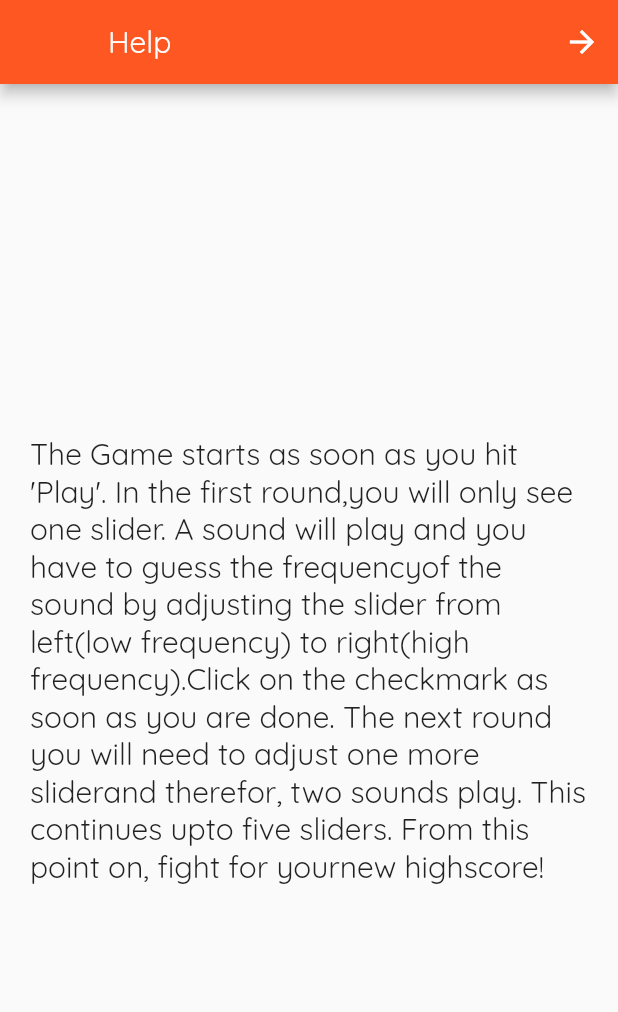
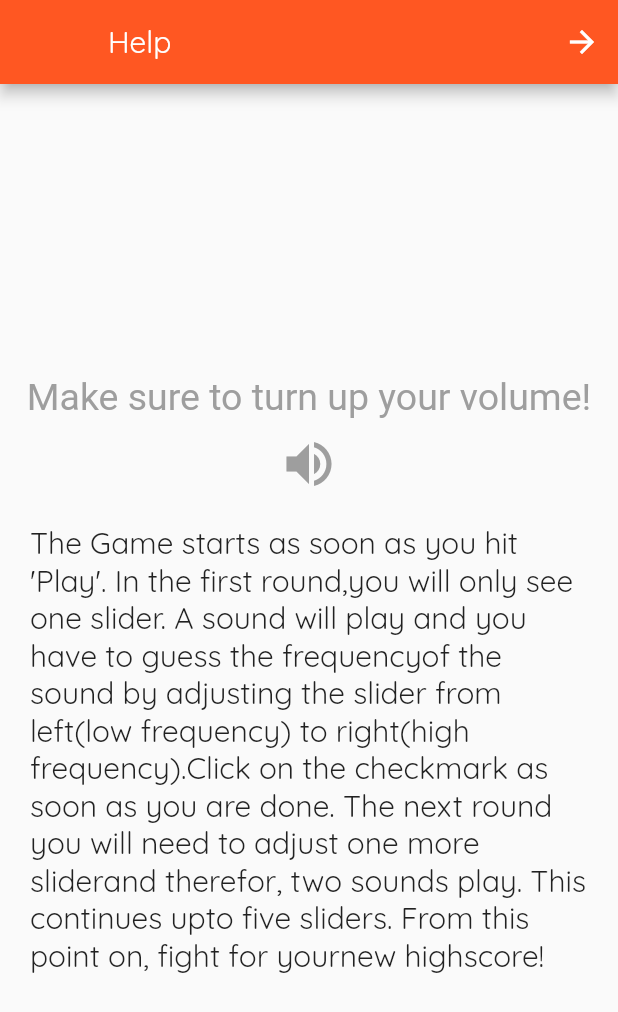
Before and after one commit to Rechunk/GuessThePitch, a Flutter app: the Help screen opened directly, on a phone screen of 412 x 824 dp. Shown: the top 1012 px of the screen. Run offline on Flutter 3.47's test engine with Material 2 defaults, Android fonts, the light colour scheme and no system bars; missing offline and left inert: audioplayer, countdown, test.

Commit message:
volume hint added

```diff
--- a/lib/help.dart
+++ b/lib/help.dart
@@ -25,6 +25,14 @@ class Help extends StatelessWidget {
           child: new Column(
             mainAxisAlignment: MainAxisAlignment.center,
             children: [
+              new Container(
+                padding: new EdgeInsets.fromLTRB(0.0, 40.0, 0.0, 0.0),
+                child: new Text("Make sure to turn up your volume!", style: new TextStyle(color: Colors.grey, fontSize: 25.0)),
+              ),
+              new Padding(
+                padding: new EdgeInsets.fromLTRB(0.0, 10.0, 0.0, 0.0),
+                child: new Icon(Icons.volume_up, color: Colors.grey, size: 40.0),
+              ),
               new Padding(
                 padding: new EdgeInsets.all(20.0),
                 child: new Text(helpText, style: textStyle),
```
